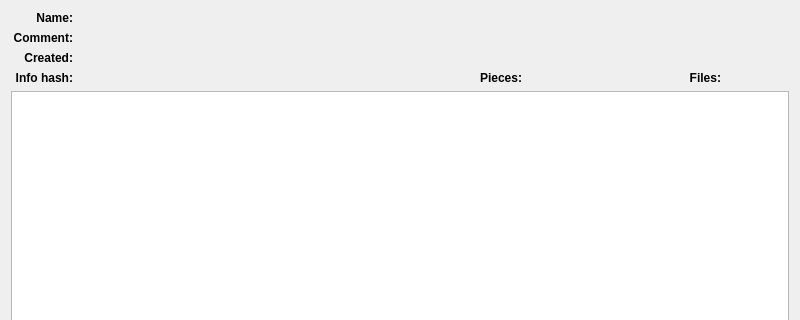
Old version of the form torrentinfoview.ui in the repository Kolcha/dc-torrent-view; both pictures show x 0 to 800 and y 0 to 320 of the 800 by 600 pixel window.
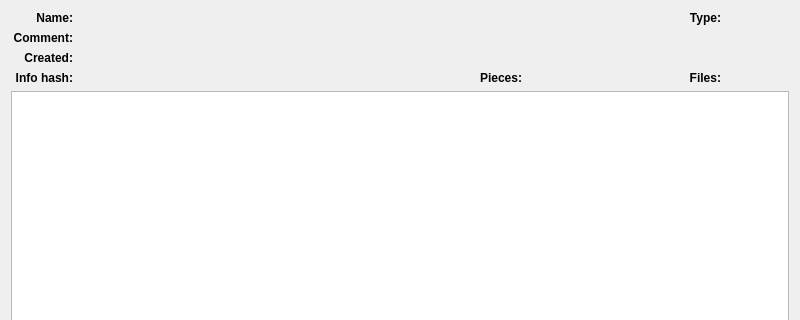
New version of the form.

Commit message: display torrent type (private/public)

Patch:
```diff
--- a/torrentinfoview.ui
+++ b/torrentinfoview.ui
@@ -168,13 +168,35 @@
      </property>
     </widget>
    </item>
-   <item row="0" column="1" colspan="5">
+   <item row="0" column="1" colspan="3">
     <widget class="QLabel" name="label_name_v">
      <property name="textInteractionFlags">
       <set>Qt::TextInteractionFlag::LinksAccessibleByMouse|Qt::TextInteractionFlag::TextSelectableByMouse</set>
      </property>
     </widget>
    </item>
+   <item row="0" column="4">
+    <widget class="QLabel" name="label_type_s">
+     <property name="font">
+      <font>
+       <bold>true</bold>
+      </font>
+     </property>
+     <property name="text">
+      <string>Type:</string>
+     </property>
+     <property name="alignment">
+      <set>Qt::AlignmentFlag::AlignRight|Qt::AlignmentFlag::AlignTrailing|Qt::AlignmentFlag::AlignVCenter</set>
+     </property>
+    </widget>
+   </item>
+   <item row="0" column="5">
+    <widget class="QLabel" name="label_type_v">
+     <property name="textInteractionFlags">
+      <set>Qt::TextInteractionFlag::LinksAccessibleByMouse|Qt::TextInteractionFlag::TextSelectableByMouse</set>
+     </property>
+    </widget>
+   </item>
   </layout>
  </widget>
  <resources/>
```
The commit also changes 1 other file.
